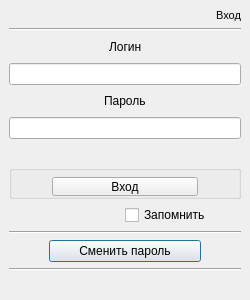
The window that ui/login_stack.ui (DvaMishkiLapa/StaffMI_client) describes before a commit, drawn with Qt 5.
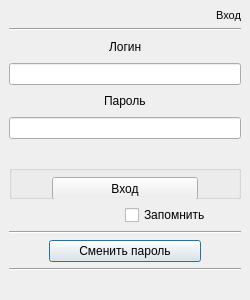
The same window after the commit. Icons and pictures are not drawn.

Commit message: Minor interface issues fixed

The edit to the form file:
```diff
--- a/ui/login_stack.ui
+++ b/ui/login_stack.ui
@@ -387,7 +387,7 @@
             <property name="minimumSize">
              <size>
               <width>0</width>
-              <height>18</height>
+              <height>23</height>
              </size>
             </property>
             <property name="text">
```
The commit also changes 6 other files.
